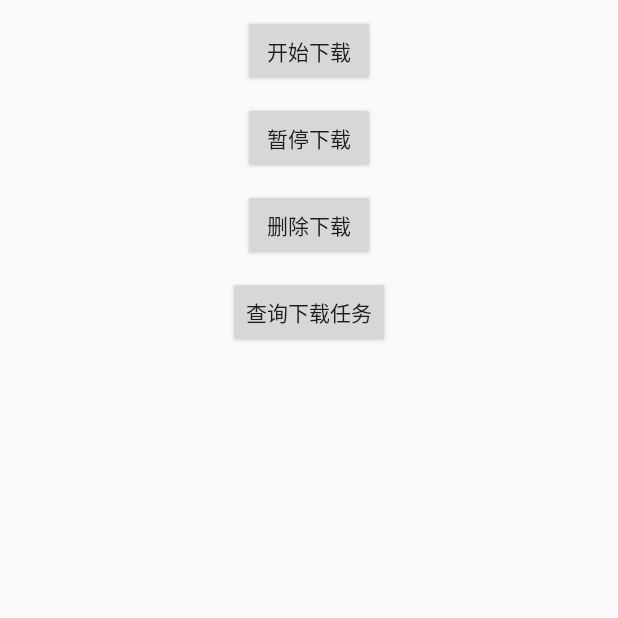
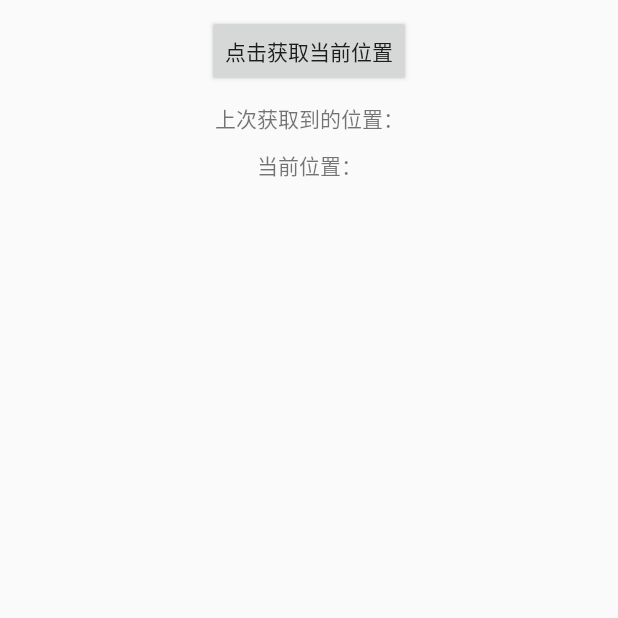
Before and after one commit to wangyuan6965/lib_location_android, an Android app: the screen it shows after launch (LocationActivity), on a phone screen of 412 x 824 dp, the top half of it. Run offline under Robolectric (Android 15) with nearby library versions, the phone set to English and light mode, and no system bars; libraries missing offline, so code that uses them is left out: com.alibaba.android; 4 statements that could not run were skipped.

Commit message:
地理位置转换

```diff
--- a/app/app.build.gradle
+++ b/app/app.build.gradle
@@ -10,7 +10,9 @@ android {
     //ndkVersion ndk_Version
     //构建工具版本
     buildToolsVersion buildTools_Version
-
+    buildFeatures {
+        viewBinding = true
+    }
     //默认配置
     defaultConfig {
         //最小支持的Android SDK版本
@@ -18,7 +20,7 @@ android {
         //开发基于的Android SDK版本
         targetSdkVersion targetSdk_Version
         //App id
-        applicationId "priv.wangyuan.download.ui"
+        applicationId "priv.wangyuan.location.ui"
         //版本号
         versionCode 1
         //版本名称
--- a/app/src/main/java/priv/wangyuan/location/ui/BaseApplication.kt
+++ b/app/src/main/java/priv/wangyuan/location/ui/BaseApplication.kt
@@ -9,12 +9,11 @@ import androidx.lifecycle.OnLifecycleEvent
 import androidx.lifecycle.ProcessLifecycleOwner
 import androidx.multidex.MultiDex
 import com.alibaba.android.arouter.launcher.ARouter
-import priv.wangyuan.download.libdownloader.Downloader
 
 class BaseApplication : Application() {
 
     companion object {
-        const val APP_ID = "download"
+        const val APP_ID = "location"
     }
 
     override fun attachBaseContext(base: Context?) {
@@ -38,7 +37,6 @@ class BaseApplication : Application() {
                 Log.e("BaseApplication", "onAppBackground")
             }
         })
-        Downloader.getDownloader().init("download")
     }
 
     private fun initARouter() {
--- a/app/src/main/java/priv/wangyuan/location/ui/LocationActivity.kt
+++ b/app/src/main/java/priv/wangyuan/location/ui/LocationActivity.kt
@@ -1,86 +1,47 @@
 package priv.wangyuan.location.ui
 
+import android.location.Location
 import android.os.Bundle
-import android.util.Log
-import android.widget.Toast
+import android.view.LayoutInflater
 import androidx.appcompat.app.AppCompatActivity
-import kotlinx.android.synthetic.main.activity_download.*
-import priv.wangyuan.download.libdownloader.Downloader
-import priv.wangyuan.download.libdownloader.callback.DownloadListener
-import priv.wangyuan.download.libdownloader.model.DownloadTask
-import java.io.File
+import priv.wangyuan.location.liblocation.GeocoderApi
+import priv.wangyuan.location.liblocation.LocationApi
+import priv.wangyuan.location.liblocation.listener.GpsLocationListener
+import priv.wangyuan.location.ui.databinding.ActivityLocationBinding
 
 class LocationActivity : AppCompatActivity() {
-    companion object {
-        const val TAG = "DownloadActivity"
-        const val url = "https://redirector.gvt1.com/edgedl/android/studio/ide-zips/2020.3.1.23/android-studio-2020.3.1.23-mac_arm.zip"
-    }
 
-    private val mListener = object : DownloadListener {
-        override fun onStart(task: DownloadTask?) {
-            super.onStart(task)
-            Log.d(TAG, "onStart,task=${task}")
+    private lateinit var mBinding : ActivityLocationBinding
+
+    private val mGpsLocationListener = object : GpsLocationListener {
+        override fun onLastLocationChanged(location: Location?) {
+            super.onLastLocationChanged(location)
+            location?.also {
+                val txt = "上次获取到的位置${GeocoderApi.getFromLocation(it)?.toString()}"
+                mBinding.tvLastLocation.text = txt
+            }
         }
 
-        override fun onWait(task: DownloadTask?) {
-            super.onWait(task)
-            Log.d(TAG, "onWait,task=${task}")
-        }
-
-        override fun onPause(task: DownloadTask?) {
-            super.onPause(task)
-            Log.d(TAG, "onPause,task=${task}")
-        }
-
-        override fun onDownloading(task: DownloadTask?) {
-            super.onDownloading(task)
-            Log.d(TAG, "onDownloading,task=${task}")
-        }
-
-        override fun onError(task: DownloadTask?) {
-            super.onError(task)
-            Log.d(TAG, "onError,task=${task}")
-        }
-
-        override fun onRemove(task: DownloadTask?) {
-            super.onRemove(task)
-            Log.d(TAG, "onRemove,task=${task}")
-        }
-
-        override fun onFinish(task: DownloadTask?, f: File?) {
-            super.onFinish(task, f)
-            Log.d(TAG, "onFinish,task=${task}")
+        override fun onLocationChanged(location: Location?) {
+            super.onLocationChanged(location)
+            location?.also {
+                val txt = "当前位置=${GeocoderApi.getFromLocation(it)?.toString()}"
+                mBinding.tvLocation.text = txt
+            }
         }
     }
 
     override fun onCreate(savedInstanceState: Bundle?) {
         super.onCreate(savedInstanceState)
-        setContentView(R.layout.activity_download)
-        Downloader.getDownloader().register(mListener)
-        startDownload.setOnClickListener {
-            val task = DownloadTask(id = "1160073", version = "1651843318", url)
-            Downloader.getDownloader().start(task)
+        mBinding = ActivityLocationBinding.inflate(LayoutInflater.from(this))
+        setContentView(mBinding.root)
+        mBinding.btnGetLocation.setOnClickListener {
+            LocationApi.getInstance().requestLocationUpdates(mGpsLocationListener)
         }
-        pauseDownload.setOnClickListener {
-            Downloader.getDownloader().pause("1160073")
-        }
-
-        deleteDownload.setOnClickListener {
-            Downloader.getDownloader().remove("1160073")
-        }
-
-        queryDownload.setOnClickListener {
-            val task = Downloader.getDownloader().getTask("1160073")
-            Log.d(TAG, "task=${task}")
-        }
-    }
-
-    private fun showToast(msg : String) {
-        Toast.makeText(applicationContext, msg, Toast.LENGTH_LONG).show()
     }
 
     override fun onDestroy() {
         super.onDestroy()
-        Downloader.getDownloader().unregister(mListener)
+        LocationApi.getInstance().removeLocationUpdates(mGpsLocationListener)
     }
 }
--- a/app/src/main/res/layout/activity_download.xml
+++ b/app/src/main/res/layout/activity_location.xml
@@ -7,43 +7,34 @@
     tools:context=".LocationActivity">
 
     <Button
-        android:id="@+id/startDownload"
+        android:id="@+id/btnGetLocation"
         android:layout_width="wrap_content"
         android:layout_height="wrap_content"
-        android:text="开始下载"
+        android:text="点击获取当前位置"
         android:layout_marginTop="10dp"
         app:layout_constraintTop_toTopOf="parent"
         app:layout_constraintLeft_toLeftOf="parent"
         app:layout_constraintRight_toRightOf="parent" />
 
-    <Button
-        android:id="@+id/pauseDownload"
+    <TextView
+        android:id="@+id/tvLastLocation"
         android:layout_width="wrap_content"
         android:layout_height="wrap_content"
-        android:text="暂停下载"
+        android:text="上次获取到的位置："
         android:layout_marginTop="10dp"
         app:layout_constraintLeft_toLeftOf="parent"
         app:layout_constraintRight_toRightOf="parent"
-        app:layout_constraintTop_toBottomOf="@+id/startDownload" />
+        app:layout_constraintTop_toBottomOf="@+id/btnGetLocation" />
 
-    <Button
-        android:id="@+id/deleteDownload"
+    <TextView
+        android:id="@+id/tvLocation"
         android:layout_width="wrap_content"
         android:layout_height="wrap_content"
-        android:text="删除下载"
+        android:text="当前位置："
         android:layout_marginTop="10dp"
         app:layout_constraintLeft_toLeftOf="parent"
         app:layout_constraintRight_toRightOf="parent"
-        app:layout_constraintTop_toBottomOf="@+id/pauseDownload" />
+        app:layout_constraintTop_toBottomOf="@+id/tvLastLocation" />
 
-    <Button
-        android:id="@+id/queryDownload"
-        android:layout_width="wrap_content"
-        android:layout_height="wrap_content"
-        android:text="查询下载任务"
-        android:layout_marginTop="10dp"
-        app:layout_constraintLeft_toLeftOf="parent"
-        app:layout_constraintRight_toRightOf="parent"
-        app:layout_constraintTop_toBottomOf="@+id/deleteDownload" />
 
 </androidx.constraintlayout.widget.ConstraintLayout>
--- a/liblocation/src/main/java/priv/wangyuan/location/liblocation/listener/GpsLocationListener.kt
+++ b/liblocation/src/main/java/priv/wangyuan/location/liblocation/listener/GpsLocationListener.kt
@@ -12,7 +12,7 @@ interface GpsLocationListener {
 
     }
 
-    fun onLocationChanged(location: Location) {
+    fun onLocationChanged(location: Location?) {
 
     }
 
```
Also changed, not shown: liblocation/src/main/java/priv/wangyuan/location/liblocation/GeocoderApi.kt (added, +27 -0 lines), liblocation/src/main/java/priv/wangyuan/location/liblocation/LocationApi.kt (+5 -7 lines), liblocation/src/main/java/priv/wangyuan/location/liblocation/model/GpsAddress.kt (added, +43 -0 lines).
